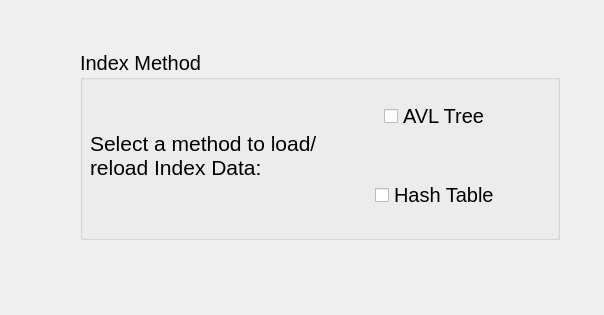
Qt form FinalProject/FinalProgram/indexinterface.ui (luisegarduno/JSON_SearchEngine) before a commit.
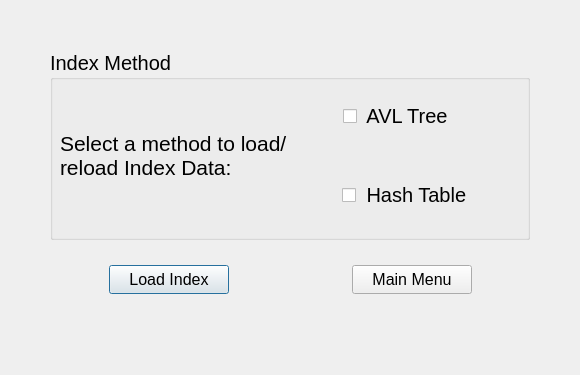
The same form after that commit.

```diff
--- a/FinalProject/FinalProgram/indexinterface.ui
+++ b/FinalProject/FinalProgram/indexinterface.ui
@@ -6,17 +6,29 @@
    <rect>
     <x>0</x>
     <y>0</y>
-    <width>604</width>
-    <height>315</height>
+    <width>580</width>
+    <height>375</height>
    </rect>
   </property>
+  <property name="minimumSize">
+   <size>
+    <width>580</width>
+    <height>375</height>
+   </size>
+  </property>
+  <property name="maximumSize">
+   <size>
+    <width>580</width>
+    <height>375</height>
+   </size>
+  </property>
   <property name="windowTitle">
    <string>Dialog</string>
   </property>
   <widget class="QGroupBox" name="IndexMethod_Box">
    <property name="geometry">
     <rect>
-     <x>80</x>
+     <x>50</x>
      <y>50</y>
      <width>480</width>
      <height>190</height>
@@ -77,7 +89,7 @@
              <item alignment="Qt::AlignHCenter|Qt::AlignVCenter">
               <widget class="QCheckBox" name="checkBox">
                <property name="text">
-                <string>AVL Tree</string>
+                <string> AVL Tree   </string>
                </property>
               </widget>
              </item>
@@ -88,7 +100,7 @@
              <item alignment="Qt::AlignHCenter|Qt::AlignVCenter">
               <widget class="QCheckBox" name="checkBox_2">
                <property name="text">
-                <string>Hash Table</string>
+                <string> Hash Table</string>
                </property>
               </widget>
              </item>
@@ -103,6 +115,78 @@
     </layout>
    </widget>
   </widget>
+  <widget class="QWidget" name="verticalLayoutWidget">
+   <property name="geometry">
+    <rect>
+     <x>50</x>
+     <y>240</y>
+     <width>481</width>
+     <height>80</height>
+    </rect>
+   </property>
+   <layout class="QVBoxLayout" name="verticalLayout">
+    <item>
+     <layout class="QHBoxLayout" name="horizontalLayout_5">
+      <item>
+       <layout class="QHBoxLayout" name="horizontalLayout_7">
+        <item alignment="Qt::AlignHCenter|Qt::AlignVCenter">
+         <widget class="QPushButton" name="pushButton">
+          <property name="minimumSize">
+           <size>
+            <width>120</width>
+            <height>29</height>
+           </size>
+          </property>
+          <property name="maximumSize">
+           <size>
+            <width>120</width>
+            <height>29</height>
+           </size>
+          </property>
+          <property name="font">
+           <font>
+            <pointsize>12</pointsize>
+           </font>
+          </property>
+          <property name="text">
+           <string>Load Index</string>
+          </property>
+         </widget>
+        </item>
+       </layout>
+      </item>
+      <item>
+       <layout class="QHBoxLayout" name="horizontalLayout_6">
+        <item alignment="Qt::AlignHCenter|Qt::AlignVCenter">
+         <widget class="QPushButton" name="MainMenu_Button">
+          <property name="minimumSize">
+           <size>
+            <width>120</width>
+            <height>29</height>
+           </size>
+          </property>
+          <property name="maximumSize">
+           <size>
+            <width>102</width>
+            <height>29</height>
+           </size>
+          </property>
+          <property name="font">
+           <font>
+            <pointsize>12</pointsize>
+           </font>
+          </property>
+          <property name="text">
+           <string>Main Menu</string>
+          </property>
+         </widget>
+        </item>
+       </layout>
+      </item>
+     </layout>
+    </item>
+   </layout>
+  </widget>
  </widget>
  <resources/>
  <connections/>
```
Left out of the diff: 2 changed lines with no effect on the pictures.
